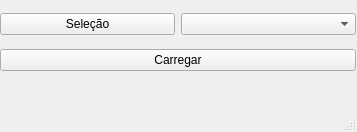
This is interface/carregar.ui in Red-Dragons-UFSCar/red-visao as Qt 5 draws it before an edit. The edited form follows.
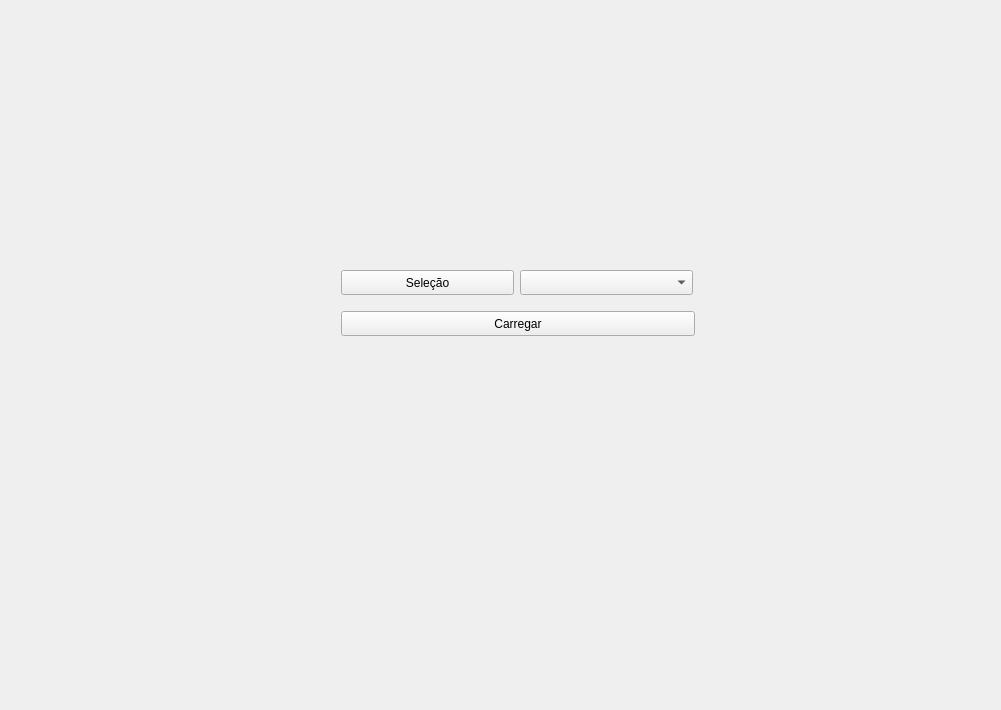
This is the edited form.

The edit to the form file:
```diff
--- a/interface/carregar.ui
+++ b/interface/carregar.ui
@@ -1,70 +1,54 @@
 <?xml version="1.0" encoding="UTF-8"?>
 <ui version="4.0">
- <class>MainWindow</class>
- <widget class="QMainWindow" name="MainWindow">
-  <property name="windowModality">
-   <enum>Qt::NonModal</enum>
-  </property>
+ <class>Form</class>
+ <widget class="QWidget" name="Form">
   <property name="geometry">
    <rect>
     <x>0</x>
     <y>0</y>
-    <width>357</width>
-    <height>132</height>
+    <width>1001</width>
+    <height>710</height>
    </rect>
   </property>
   <property name="windowTitle">
    <string>Carregar modelo</string>
   </property>
-  <widget class="QWidget" name="centralwidget">
-   <widget class="QWidget" name="gridLayoutWidget">
-    <property name="geometry">
-     <rect>
-      <x>0</x>
-      <y>5</y>
-      <width>356</width>
-      <height>76</height>
-     </rect>
-    </property>
-    <layout class="QGridLayout" name="gridLayout" columnstretch="0">
-     <property name="sizeConstraint">
-      <enum>QLayout::SetDefaultConstraint</enum>
-     </property>
-     <item row="0" column="0">
-      <layout class="QHBoxLayout" name="horizontalLayout">
-       <item>
-        <widget class="QPushButton" name="QT_select">
-         <property name="text">
-          <string>Seleção</string>
-         </property>
-        </widget>
-       </item>
-       <item>
-        <widget class="QComboBox" name="QT_listaSalvos"/>
-       </item>
-      </layout>
-     </item>
-     <item row="1" column="0">
-      <widget class="QPushButton" name="QT_carregar">
-       <property name="text">
-        <string>Carregar</string>
-       </property>
-      </widget>
-     </item>
-    </layout>
-   </widget>
+  <widget class="QPushButton" name="QT_carregar">
+   <property name="geometry">
+    <rect>
+     <x>341</x>
+     <y>311</y>
+     <width>354</width>
+     <height>25</height>
+    </rect>
+   </property>
+   <property name="text">
+    <string>Carregar</string>
+   </property>
   </widget>
-  <widget class="QMenuBar" name="menubar">
+  <widget class="QPushButton" name="QT_select">
    <property name="geometry">
     <rect>
-     <x>0</x>
-     <y>0</y>
-     <width>357</width>
-     <height>28</height>
+     <x>341</x>
+     <y>270</y>
+     <width>173</width>
+     <height>25</height>
     </rect>
    </property>
+   <property name="text">
+    <string>Seleção</string>
+   </property>
   </widget>
-  <widget class="QStatusBar" name="statusbar"/>
+  <widget class="QComboBox" name="QT_listaSalvos">
+   <property name="geometry">
+    <rect>
+     <x>520</x>
+     <y>270</y>
+     <width>173</width>
+     <height>25</height>
+    </rect>
+   </property>
+  </widget>
  </widget>
  <resources/>
  <connections/>
```
Left out of the diff: 19 changed lines with no effect on the pictures.
